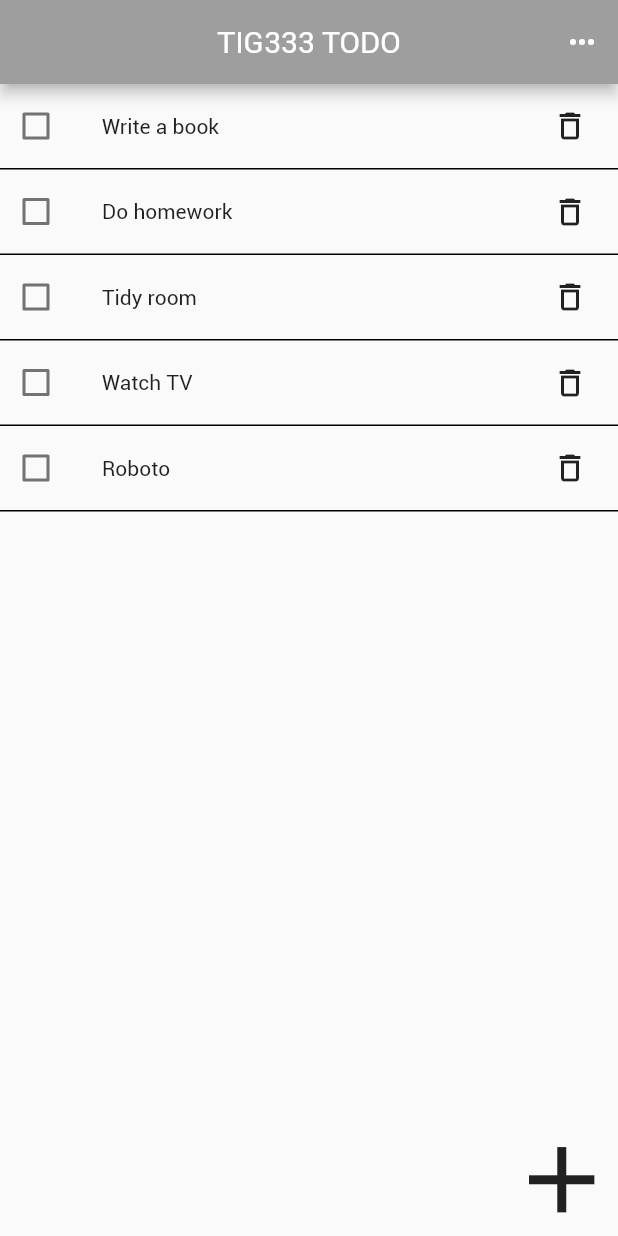
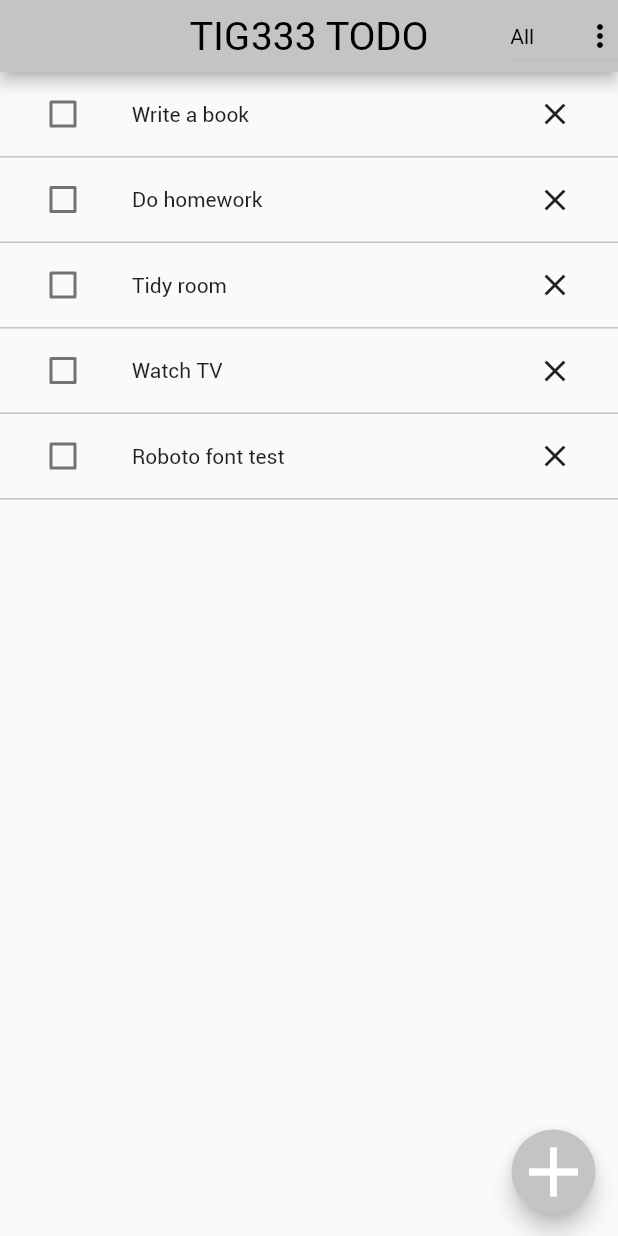
Before and after one commit to gu-tig333-ht22/gusjonmafm, a Flutter app: the screen it shows after launch, on a phone screen of 412 x 824 dp. Run offline on Flutter 3.47's test engine with Material 2 defaults, Android fonts, the phone set to English and light mode, and no system bars; missing offline and left inert: dart:html.

Commit message:
Vecka 1 Layout klar
Ändrat färger samt storlekar enligt figma
Lagt till dropdown
Gjort klart sida 2

```diff
--- a/lib/main.dart
+++ b/lib/main.dart
@@ -1,6 +1,9 @@
 import 'dart:html';
 
 import 'package:flutter/material.dart';
+
+const int figmaGrey = 0xffC4C4C4;
+const List<String> list = <String>['All', 'Done', 'Undone'];
 
 void main() {
   runApp(MyApp());
@@ -16,65 +19,107 @@ class MyApp extends StatelessWidget {
   }
 }
 
+PreferredSize _appBarMain() {
+  return PreferredSize(
+    preferredSize: Size.fromHeight(48),
+    child: AppBar(
+      centerTitle: true,
+      title: const Text(
+        'TIG333 TODO',
+        style: TextStyle(fontSize: 26, color: Colors.black),
+      ),
+      backgroundColor: Color(figmaGrey),
+      actions: [DropdownButtonExample()],
+    ),
+  );
+}
+
+PreferredSize _appBarSecond() {
+  return PreferredSize(
+    preferredSize: Size.fromHeight(48),
+    child: AppBar(
+      centerTitle: true,
+      title: const Text(
+        'TIG333 TODO',
+        style: TextStyle(fontSize: 26, color: Colors.black),
+      ),
+      backgroundColor: Color(figmaGrey),
+    ),
+  );
+}
+
 class MainView extends StatelessWidget {
   @override
   Widget build(BuildContext context) {
     return Scaffold(
-      appBar: AppBar(
-        centerTitle: true,
-        title: const Text('TIG333 TODO'),
-        backgroundColor: Colors.grey,
-        actions: [
-          IconButton(
-              icon: Icon(Icons.more_horiz),
-              onPressed: () {
-                Navigator.push(context,
-                    MaterialPageRoute(builder: (context) => SecondView()));
-              })
-        ],
-      ),
-      body: _checkList(),
+      appBar: _appBarMain(),
+      body: _checkList(context),
     );
   }
 
-  Widget _checkList() {
+  Widget _checkList(context) {
     return Column(children: [
       Expanded(
           child: ListView.builder(
               itemBuilder: (context, index) => _row(_list()[index]),
               itemCount: _list().length)),
-      const Align(
+      Align(
           alignment: Alignment.bottomRight,
-          child: Icon(
-            Icons.add,
-            size: 75.0,
+          child: Padding(
+            padding: EdgeInsets.all(15),
+            child: SizedBox(
+              width: 56,
+              height: 56,
+              child: FloatingActionButton(
+                  onPressed: () {
+                    Navigator.push(context,
+                        MaterialPageRoute(builder: (context) => SecondView()));
+                  },
+                  backgroundColor: Color(figmaGrey),
+                  child: Icon(
+                    Icons.add,
+                    size: 56,
+                  )),
+            ),
           ))
     ]);
   }
 
   List _list() {
-    return ['Write a book', 'Do homework', 'Tidy room', 'Watch TV', 'Roboto'];
+    return [
+      'Write a book',
+      'Do homework',
+      'Tidy room',
+      'Watch TV',
+      'Roboto font test'
+    ];
   }
 
   Widget _row(text) {
     return Container(
-      decoration: BoxDecoration(border: Border(bottom: BorderSide(width: 1))),
+      decoration: BoxDecoration(
+          border:
+              Border(bottom: BorderSide(width: 1, color: Color(figmaGrey)))),
       child: Row(
         children: [
-          Checkbox(value: false, onChanged: (bool? value) {}),
           Padding(
-              padding: const EdgeInsets.only(left: 20, bottom: 20, top: 20),
+            padding: const EdgeInsets.only(left: 18),
+            child: Checkbox(value: false, onChanged: (bool? value) {}),
+          ),
+          Padding(
+              padding: const EdgeInsets.only(left: 22, top: 20, bottom: 20),
               child: Text(
                 text,
                 //style: TextStyle(fontFamily: ''),
               )),
-          const Expanded(
+          Expanded(
               child: Align(
                   alignment: Alignment.topRight,
                   child: Padding(
-                    padding: EdgeInsets.only(right: 20),
-                    child: Icon(
-                      Icons.delete_outline,
+                    padding: EdgeInsets.only(right: 18),
+                    child: IconButton(
+                      icon: Icon(Icons.close),
+                      onPressed: () {},
                     ),
                   ))),
         ],
@@ -87,19 +132,77 @@ class SecondView extends StatelessWidget {
   @override
   Widget build(BuildContext context) {
     return Scaffold(
-      appBar: AppBar(
-        centerTitle: true,
-        title: const Text('TIG333 TODO'),
-        backgroundColor: Colors.grey,
-        actions: [
-          IconButton(
-              icon: Icon(Icons.more_horiz),
-              onPressed: () {
-                Navigator.push(context,
-                    MaterialPageRoute(builder: (context) => SecondView()));
-              })
-        ],
+      appBar: _appBarSecond(),
+      body: Center(
+        child: Column(
+          children: [
+            Padding(
+              padding: const EdgeInsets.only(top: 40, bottom: 40),
+              child: _textField(context),
+            ),
+            _addButton()
+          ],
+        ),
       ),
     );
   }
+
+  Widget _addButton() {
+    return TextButton.icon(
+      // <-- TextButton
+      onPressed: () {},
+      style: TextButton.styleFrom(primary: Colors.black),
+      icon: Icon(
+        Icons.add,
+        size: 25.0,
+      ),
+      label: Text('Add', style: TextStyle(fontSize: 16)),
+    );
+  }
+
+  Widget _textField(context) {
+    return Container(
+        height: 50,
+        width: MediaQuery.of(context).size.width *
+            351 /
+            411, // Satt boxen till samma proportioner som i figma
+        decoration: BoxDecoration(
+            border: Border.all(width: 2),
+            borderRadius: BorderRadius.all(Radius.circular(4))),
+        child: TextField());
+  }
 }
+
+class DropdownButtonExample extends StatefulWidget {
+  const DropdownButtonExample({super.key});
+
+  @override
+  State<DropdownButtonExample> createState() => _DropdownButtonExampleState();
+}
+
+class _DropdownButtonExampleState extends State<DropdownButtonExample> {
+  String dropdownValue = list.first;
+
+  @override
+  Widget build(BuildContext context) {
+    return DropdownButton<String>(
+      value: dropdownValue,
+      icon: const Icon(
+        Icons.more_vert,
+        color: Colors.black,
+      ),
+      style: const TextStyle(color: Colors.black),
+      onChanged: (String? value) {
+        setState(() {
+          dropdownValue = value!;
+        });
+      },
+      items: list.map<DropdownMenuItem<String>>((String value) {
+        return DropdownMenuItem<String>(
+          value: value,
+          child: Text(value),
+        );
+      }).toList(),
+    );
+  }
+}
```
